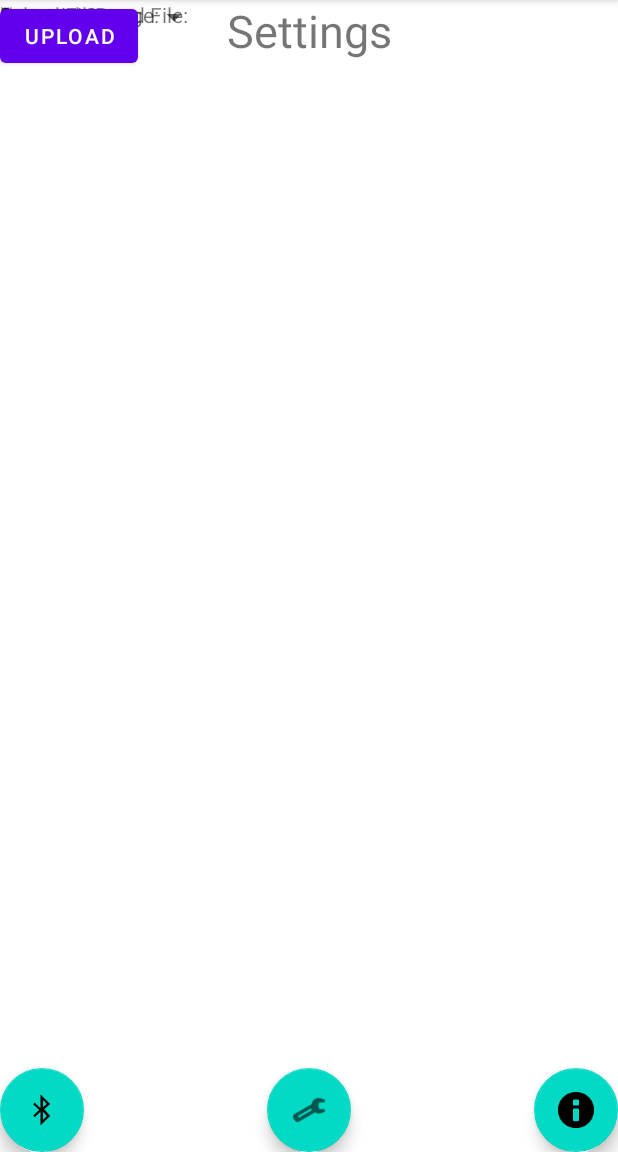
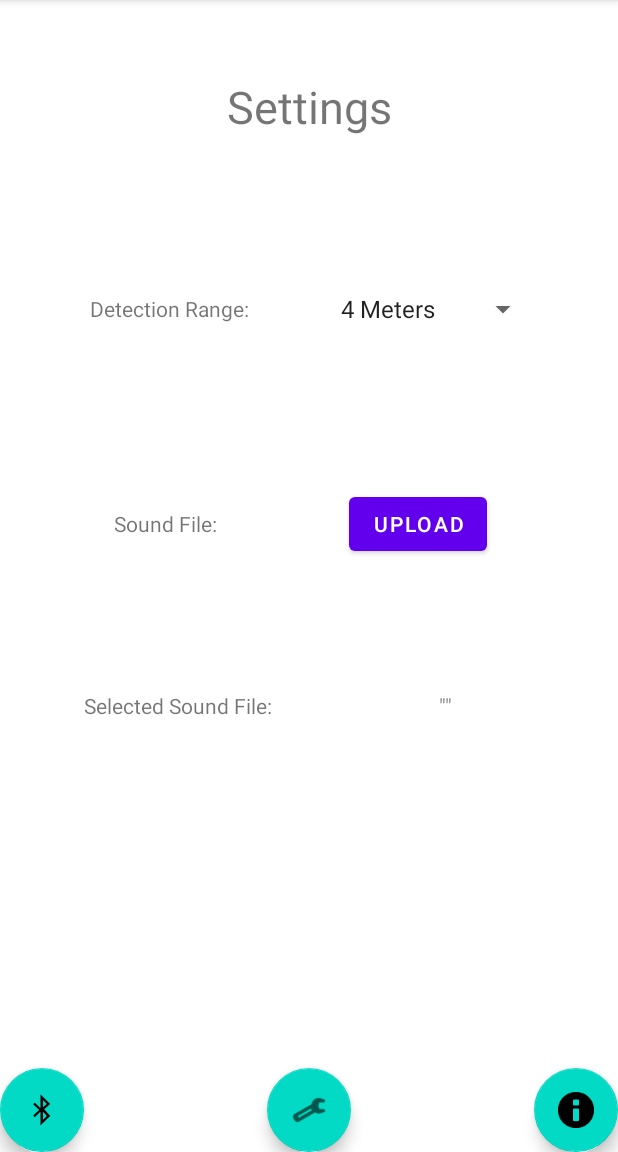
Before and after one commit to steven-mu12/covid-radar, an Android app: the screen it shows after launch (MainActivity), after a tap on an icon or button, on a phone screen of 412 x 824 dp, the part 84-1236 px from its top. Run offline under Robolectric (Android 15) with nearby library versions, the phone set to English and light mode, and no system bars; 2 other taps on this screen came first.

Commit message:
fixed anchors of the settings page. Looks beautifull...

```diff
--- a/app/src/main/res/layout/settings.xml
+++ b/app/src/main/res/layout/settings.xml
@@ -11,18 +11,21 @@
         android:layout_height="wrap_content"
         android:text="Settings"
         android:textSize="30sp"
+        app:layout_constraintBottom_toBottomOf="parent"
         app:layout_constraintEnd_toEndOf="parent"
         app:layout_constraintStart_toStartOf="parent"
-        tools:layout_editor_absoluteY="36dp" />
+        app:layout_constraintTop_toTopOf="parent"
+        app:layout_constraintVertical_bias="0.07" />
 
     <Spinner
         android:id="@+id/range"
         android:layout_width="140dp"
         android:layout_height="22dp"
-        android:layout_marginBottom="428dp"
         android:entries="@array/range"
-        app:layout_constraintBottom_toTopOf="@+id/floatingActionButton4"
-        tools:layout_editor_absoluteX="255dp" />
+        app:layout_constraintBottom_toBottomOf="@+id/rangetext"
+        app:layout_constraintEnd_toEndOf="parent"
+        app:layout_constraintStart_toEndOf="@+id/rangetext"
+        app:layout_constraintTop_toTopOf="@+id/rangetext" />
 
     <com.google.android.material.floatingactionbutton.FloatingActionButton
         android:id="@+id/button_bluetooth"
@@ -59,44 +62,59 @@
         app:layout_constraintEnd_toEndOf="parent"
         app:srcCompat="@android:drawable/ic_dialog_info" />
 
-
     <TextView
         android:id="@+id/rangetext"
         android:layout_width="wrap_content"
         android:layout_height="wrap_content"
+        android:layout_marginStart="60dp"
+        android:layout_marginLeft="60dp"
+        android:layout_marginTop="196dp"
         android:text="Detection Range:"
-        tools:layout_editor_absoluteX="32dp"
-        tools:layout_editor_absoluteY="182dp" />
+        app:layout_constraintStart_toStartOf="parent"
+        app:layout_constraintTop_toTopOf="parent" />
 
     <TextView
         android:id="@+id/textView4"
         android:layout_width="wrap_content"
         android:layout_height="wrap_content"
+        android:layout_marginStart="16dp"
+        android:layout_marginLeft="16dp"
+        android:layout_marginTop="124dp"
         android:text="Sound File:"
-        tools:layout_editor_absoluteX="33dp"
-        tools:layout_editor_absoluteY="340dp" />
+        app:layout_constraintBottom_toBottomOf="parent"
+        app:layout_constraintStart_toStartOf="@+id/rangetext"
+        app:layout_constraintTop_toBottomOf="@+id/rangetext"
+        app:layout_constraintVertical_bias="0.0" />
 
     <TextView
         android:id="@+id/textView5"
         android:layout_width="wrap_content"
         android:layout_height="wrap_content"
+        android:layout_marginStart="56dp"
+        android:layout_marginLeft="56dp"
         android:text="Selected Sound File:"
-        tools:layout_editor_absoluteX="33dp"
-        tools:layout_editor_absoluteY="389dp" />
+        app:layout_constraintBottom_toBottomOf="parent"
+        app:layout_constraintStart_toStartOf="parent"
+        app:layout_constraintTop_toBottomOf="@+id/textView4"
+        app:layout_constraintVertical_bias="0.262" />
 
     <TextView
         android:id="@+id/SoundFile"
         android:layout_width="wrap_content"
         android:layout_height="wrap_content"
         android:text='""'
-        tools:layout_editor_absoluteX="258dp"
-        tools:layout_editor_absoluteY="389dp" />
+        app:layout_constraintBottom_toBottomOf="@+id/textView5"
+        app:layout_constraintEnd_toEndOf="parent"
+        app:layout_constraintStart_toEndOf="@+id/textView5"
+        app:layout_constraintTop_toTopOf="@+id/textView5" />
 
     <Button
         android:id="@+id/upload"
         android:layout_width="wrap_content"
         android:layout_height="wrap_content"
         android:text="Upload"
-        tools:layout_editor_absoluteX="258dp"
-        tools:layout_editor_absoluteY="326dp" />
+        app:layout_constraintBottom_toBottomOf="@+id/textView4"
+        app:layout_constraintEnd_toEndOf="parent"
+        app:layout_constraintStart_toEndOf="@+id/textView4"
+        app:layout_constraintTop_toTopOf="@+id/textView4" />
 </androidx.constraintlayout.widget.ConstraintLayout>
```
